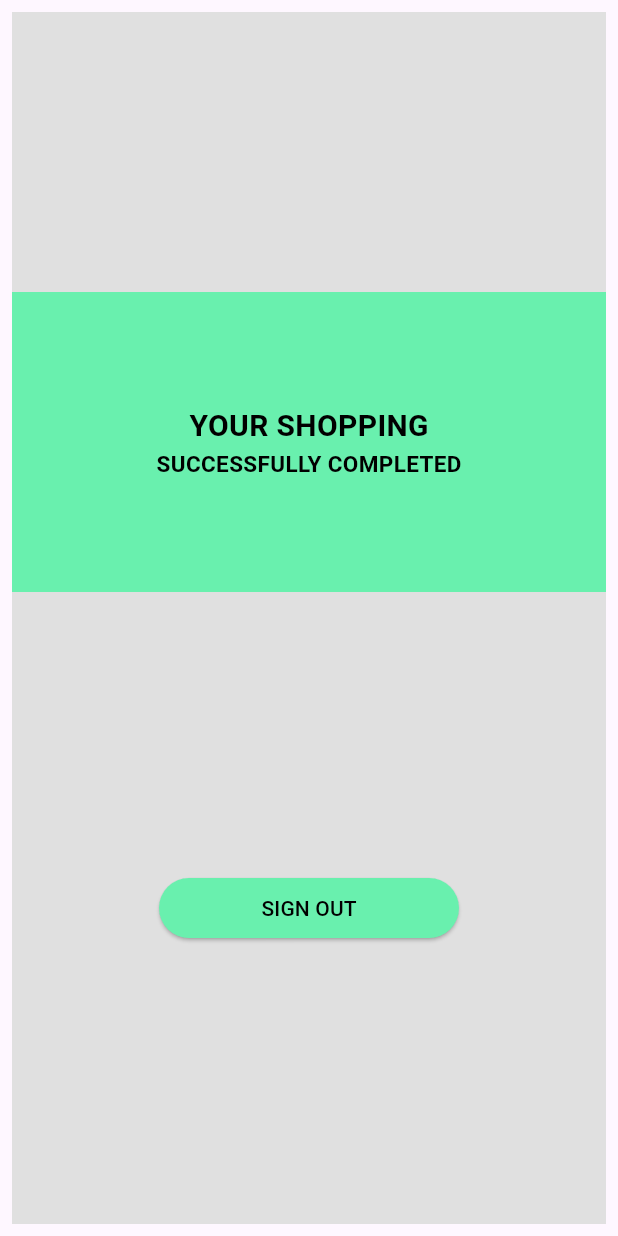
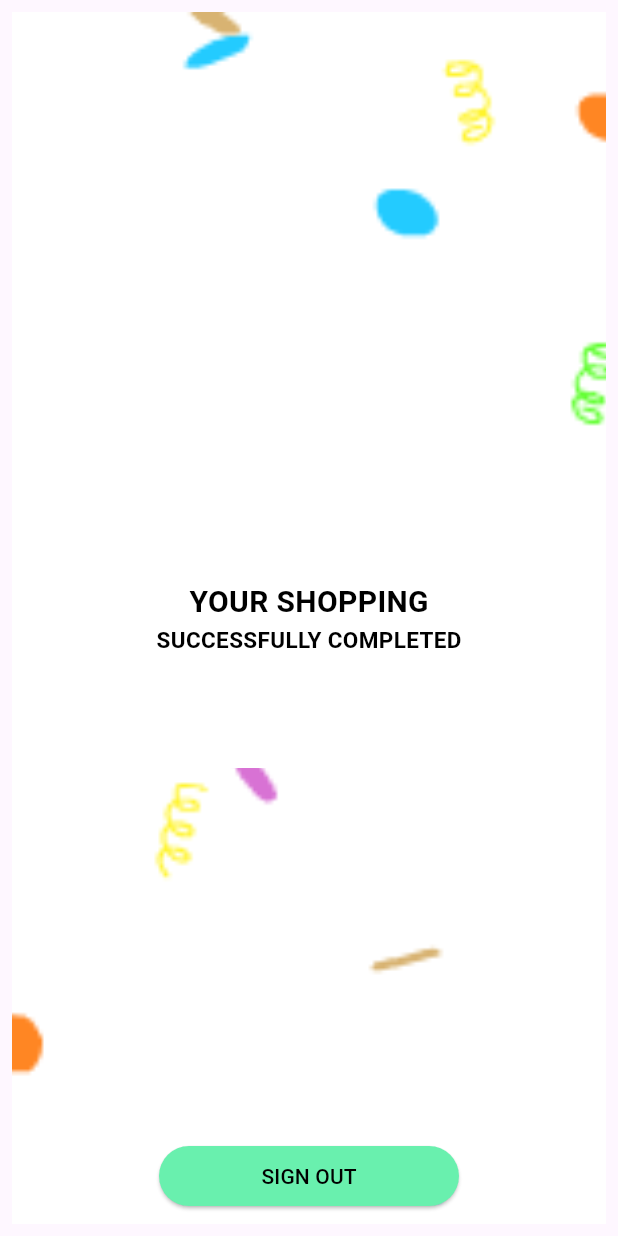
Before and after one commit to FAYIS111/Vk-Shopping-Cart, a Flutter app: the FinalPage screen opened by its route, on a phone screen of 412 x 824 dp. Run offline on Flutter 3.47's test engine with Material 3 defaults, Android fonts, the phone set to English and light mode, and no system bars; our stand-ins replace cloud_firestore, dropdown_button2, firebase_auth, firebase_core, get; accounts and stored records are empty.

Commit message:
project work accomplished.last finishing works pending

```diff
--- a/lib/pages/cartSection.dart
+++ b/lib/pages/cartSection.dart
@@ -55,6 +55,8 @@ class _CartSectionState extends State<CartSection> {
                                       ),
                                     ),
                                     Container(
+                                      width: 100,
+                                      height: 50,
                                       child: TotalSum(),
                                     ),
                                   ],
@@ -91,6 +93,7 @@ class _CartSectionState extends State<CartSection> {
                                     ),
                                     onPressed: () {
                                       Navigator.pop(context);
+                                      print(totalSum);
                                     },
                                     child: Text(
                                       "GO BACK",
--- a/lib/pages/finalPage.dart
+++ b/lib/pages/finalPage.dart
@@ -2,6 +2,7 @@ import 'package:firebase_auth/firebase_auth.dart';
 import 'package:flutter/material.dart';
 import 'package:get/get.dart';
 import 'package:vk_shopping/pages/logInPage.dart';
+import 'package:vk_shopping/widgets/assets.dart';
 
 class FinalPage extends StatefulWidget {
   const FinalPage({super.key});
@@ -31,14 +32,23 @@ class _FinalPageState extends State<FinalPage> {
         child: Container(
           height: double.infinity,
           width: double.infinity,
-          color: Colors.grey.shade300,
-          child: Column(
-            mainAxisAlignment: MainAxisAlignment.spaceEvenly,
+          color: Colors.white,
+          child: Stack(
             children: [
               Container(
+                width: double.infinity,
+                height: double.infinity,
+                child: Image.asset(
+                  gifIcon,
+                  fit: BoxFit.cover,
+                ),
+              ),
+              Align(
+                alignment: AlignmentDirectional.center,
+                child: Container(
                   height: 200,
                   width: double.infinity,
-                color: Colors.greenAccent,
+                  color: Colors.white,
                   child: Column(
                     mainAxisAlignment: MainAxisAlignment.center,
                     children: [
@@ -61,7 +71,12 @@ class _FinalPageState extends State<FinalPage> {
                     ],
                   ),
                 ),
-              Container(
+              ),
+              Padding(
+                padding: const EdgeInsets.all(8.0),
+                child: Align(
+                  alignment: AlignmentDirectional.bottomCenter,
+                  child: Container(
                     width: 200,
                     child: ElevatedButton(
                       style: ButtonStyle(
@@ -79,6 +94,8 @@ class _FinalPageState extends State<FinalPage> {
                       ),
                     ),
                   ),
+                ),
+              ),
             ],
           ),
         ),
--- a/lib/widgets/assets.dart
+++ b/lib/widgets/assets.dart
@@ -89,3 +89,6 @@ String coolDrink4 = "assets/asset/mouten dew.jpeg";
 String coolDrink5 = "assets/asset/pepsi.jpeg";
 String coolDrink6 = "assets/asset/seven up.jpeg";
 String coolDrink7 = "assets/asset/sprite.jpeg";
+
+//gif section
+String gifIcon = "assets/asset/gif.gif";
--- a/lib/widgets/totalSum.dart
+++ b/lib/widgets/totalSum.dart
@@ -22,7 +22,11 @@ class _TotalSumState extends State<TotalSum> {
         if (snapshot.hasData) {
           totalSum = 0.0; // Reset total sum for each data update
           for (var doc in snapshot.data!.docs) {
-            totalSum += doc.get('sl') as double;
+            // Safely get the 'sl' field and convert it to double
+            final fieldValue = doc.get('sl');
+            if (fieldValue is num) {
+              totalSum += fieldValue.toDouble();
+            }
           }
           // Use the calculated totalSum to build a widget
           return ElevatedButton(
--- a/pubspec.yaml
+++ b/pubspec.yaml
@@ -69,6 +69,7 @@ flutter:
   assets:
     - assets/asset/
     - assets/mainIcons/
+    - assets/asset/gif.gif
 
   # An image asset can refer to one or more resolution-specific "variants", see
   # https://flutter.dev/assets-and-images/#resolution-aware
```
Also changed, not shown: lib/pages/coolDrinkSection.dart (+10 -3 lines), lib/pages/curryPowderSection.dart (+9 -0 lines), lib/pages/fruitSection.dart (+9 -0 lines), lib/pages/mainItomPage.dart (+9 -0 lines), lib/pages/meatSection.dart (+9 -0 lines), lib/pages/nutsSection.dart (+9 -0 lines), lib/pages/riseSection.dart (+9 -0 lines), lib/pages/vegitableSection.dart (+9 -0 lines), assets/asset/gif.gif (added). Lines whose indentation alone changed are shown as unchanged.
